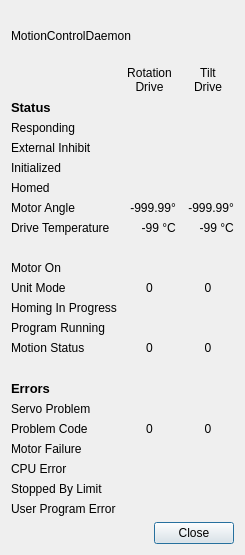
Above: src/hcrgui/MotionControlDetails.ui from NCAR/HCR_instrument before the change. Below: the same form after it.
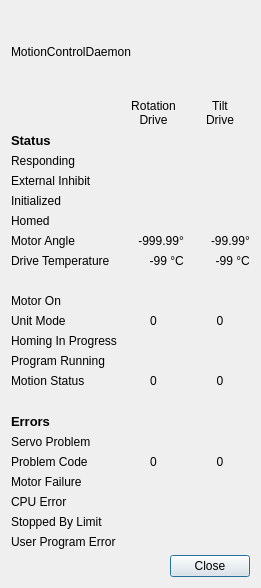
That is the form after the change. Icons and pictures are not drawn.

Commit message:
Use NoFocus policy for most buttons and controls
This avoids problems where keypresses generate unintended actions from
the GUI. The AntennaModeDialog widget still has some pieces with
TabFocus to allow for quick setup of scanning.

```diff
--- a/src/hcrgui/MotionControlDetails.ui
+++ b/src/hcrgui/MotionControlDetails.ui
@@ -6,8 +6,8 @@
    <rect>
     <x>0</x>
     <y>0</y>
-    <width>245</width>
-    <height>555</height>
+    <width>261</width>
+    <height>588</height>
    </rect>
   </property>
   <property name="windowTitle">
@@ -713,7 +713,7 @@
             </sizepolicy>
            </property>
            <property name="text">
-            <string>-999.99</string>
+            <string>-99.99</string>
            </property>
            <property name="alignment">
             <set>Qt::AlignRight|Qt::AlignTrailing|Qt::AlignVCenter</set>
```
Left out of the diff: 3 changed lines with no effect on the pictures. The commit also changes 11 other files.
